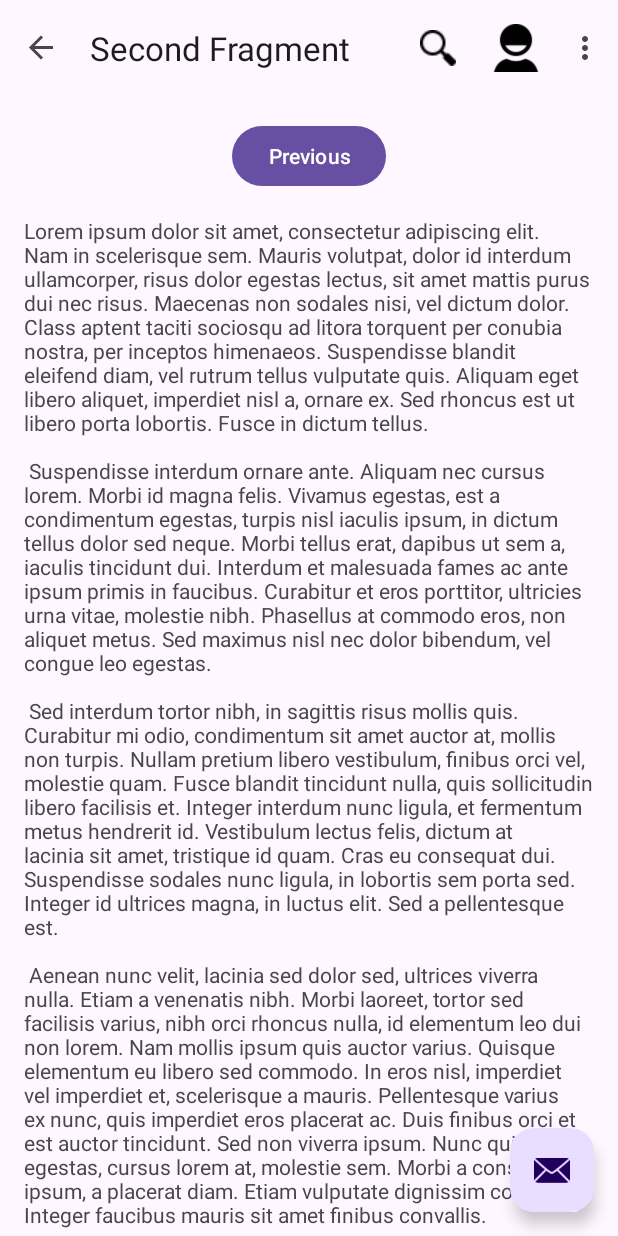
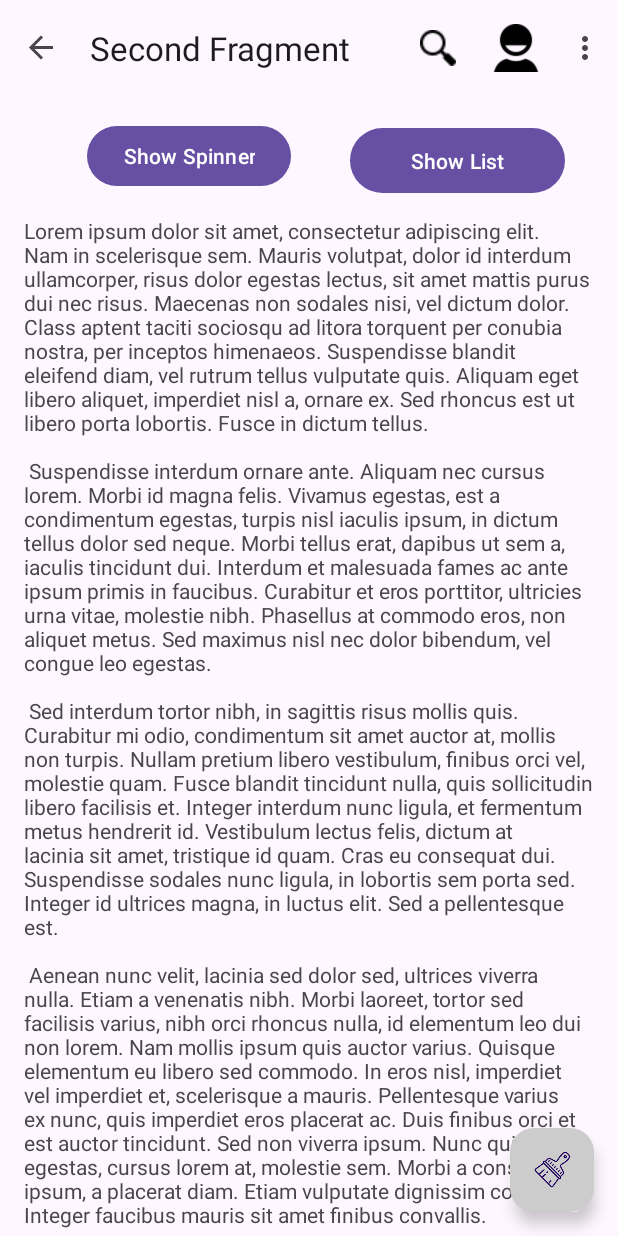
Before and after one commit to RXHXD/UI-UX, an Android app: the SecondFragment screen opened through its navigation route, on a phone screen of 412 x 824 dp. Run offline under Robolectric (Android 15) with nearby library versions, the phone set to English and light mode, and no system bars; our stand-ins replace navigation-ui.

Commit message:
Need to add two Examples demo

```diff
--- a/FinalPractice/app/src/main/java/com/example/finalpractice/MainActivity.java
+++ b/FinalPractice/app/src/main/java/com/example/finalpractice/MainActivity.java
@@ -1,5 +1,6 @@
 package com.example.finalpractice;
 
+import android.content.res.ColorStateList;
 import android.graphics.Color;
 import android.os.Build;
 import android.os.Bundle;
@@ -101,7 +102,7 @@ public class MainActivity extends AppCompatActivity {
         NavController navController = Navigation.findNavController(this, R.id.nav_host_fragment_content_main);
         appBarConfiguration = new AppBarConfiguration.Builder(navController.getGraph()).build();
         NavigationUI.setupActionBarWithNavController(this, navController, appBarConfiguration);
-
+        binding.fab.setBackgroundTintList(ColorStateList.valueOf(Color.LTGRAY));
         binding.fab.setOnClickListener(new View.OnClickListener() {
             @Override
             public void onClick(View view) {
--- a/FinalPractice/app/src/main/java/com/example/finalpractice/SecondFragment.java
+++ b/FinalPractice/app/src/main/java/com/example/finalpractice/SecondFragment.java
@@ -45,6 +45,13 @@ public class SecondFragment extends Fragment {
             }
         });
 
+       binding.btnThird.setOnClickListener(new View.OnClickListener() {
+           @Override
+           public void onClick(View view) {
+               NavHostFragment.findNavController(SecondFragment.this).navigate(R.id.action_SecondFragment_to_listviewfragment);
+           }
+       });
+
 
     }
 
--- a/FinalPractice/app/src/main/res/layout/activity_main.xml
+++ b/FinalPractice/app/src/main/res/layout/activity_main.xml
@@ -28,6 +28,6 @@
         android:layout_gravity="bottom|end"
         android:layout_marginEnd="@dimen/fab_margin"
         android:layout_marginBottom="16dp"
-        app:srcCompat="@android:drawable/ic_dialog_email" />
+        app:srcCompat="@drawable/paint" />
 
 </androidx.coordinatorlayout.widget.CoordinatorLayout>
--- a/FinalPractice/app/src/main/res/layout/fragment_second.xml
+++ b/FinalPractice/app/src/main/res/layout/fragment_second.xml
@@ -18,6 +18,7 @@
             android:text="@string/previous"
             app:layout_constraintBottom_toTopOf="@id/textview_second"
             app:layout_constraintEnd_toEndOf="parent"
+            app:layout_constraintHorizontal_bias="0.172"
             app:layout_constraintStart_toStartOf="parent"
             app:layout_constraintTop_toTopOf="parent" />
 
@@ -31,5 +32,18 @@
             app:layout_constraintEnd_toEndOf="parent"
             app:layout_constraintStart_toStartOf="parent"
             app:layout_constraintTop_toBottomOf="@id/button_second" />
+
+        <Button
+            android:id="@+id/btn_third"
+            android:layout_width="143dp"
+            android:layout_height="51dp"
+            android:layout_marginStart="71dp"
+            android:layout_marginTop="1dp"
+            android:layout_marginEnd="55dp"
+            android:text="@string/list"
+            app:layout_constraintEnd_toEndOf="parent"
+            app:layout_constraintHorizontal_bias="0.48"
+            app:layout_constraintStart_toEndOf="@+id/button_second"
+            app:layout_constraintTop_toTopOf="parent" />
     </androidx.constraintlayout.widget.ConstraintLayout>
 </androidx.core.widget.NestedScrollView>
--- a/FinalPractice/app/src/main/res/navigation/nav_graph.xml
+++ b/FinalPractice/app/src/main/res/navigation/nav_graph.xml
@@ -16,6 +16,15 @@
             app:destination="@id/SecondFragment" />
     </fragment>
     <fragment
+        android:id="@+id/listviewfragment"
+        android:name="com.example.finalpractice.ListViewFragment"
+        android:label="@string/list_fragment_label"
+        tools:layout="@layout/fragment_list_view">
+        <action
+            android:id="@+id/action_listviewfragment_to_SecondFragment"
+            app:destination="@id/SecondFragment" />
+    </fragment>
+    <fragment
         android:id="@+id/SecondFragment"
         android:name="com.example.finalpractice.SecondFragment"
         android:label="@string/second_fragment_label"
@@ -24,5 +33,8 @@
         <action
             android:id="@+id/action_SecondFragment_to_FirstFragment"
             app:destination="@id/FirstFragment" />
+        <action
+            android:id="@+id/action_SecondFragment_to_listviewfragment"
+            app:destination="@id/listviewfragment" />
     </fragment>
 </navigation>
--- a/FinalPractice/app/src/main/res/values/strings.xml
+++ b/FinalPractice/app/src/main/res/values/strings.xml
@@ -4,8 +4,11 @@
     <!-- Strings used for fragments for navigation -->
     <string name="first_fragment_label">First Fragment</string>
     <string name="second_fragment_label">Second Fragment</string>
+    <string name="list_fragment_label">List View Fragment</string>
     <string name="next">Next</string>
-    <string name="previous">Previous</string>
+    <string name="previous">Show Spinner</string>
+    <string name="list">Show List</string>
+
 
     <string name="lorem_ipsum">
         Lorem ipsum dolor sit amet, consectetur adipiscing elit. Nam in scelerisque sem. Mauris
@@ -45,5 +48,7 @@
     </string>
     <string name="action_profile">Profile</string>
     <string name="action_search">Search</string>
+    <!-- TODO: Remove or change this placeholder text -->
+    <string name="hello_blank_fragment">Hello blank fragment</string>
 
 </resources>
```
Also changed, not shown: FinalPractice/app/src/main/java/com/example/finalpractice/ListViewFragment.java (added, +68 -0 lines), FinalPractice/app/src/main/res/layout/fragment_list_view.xml (added, +12 -0 lines), 1 other file.
